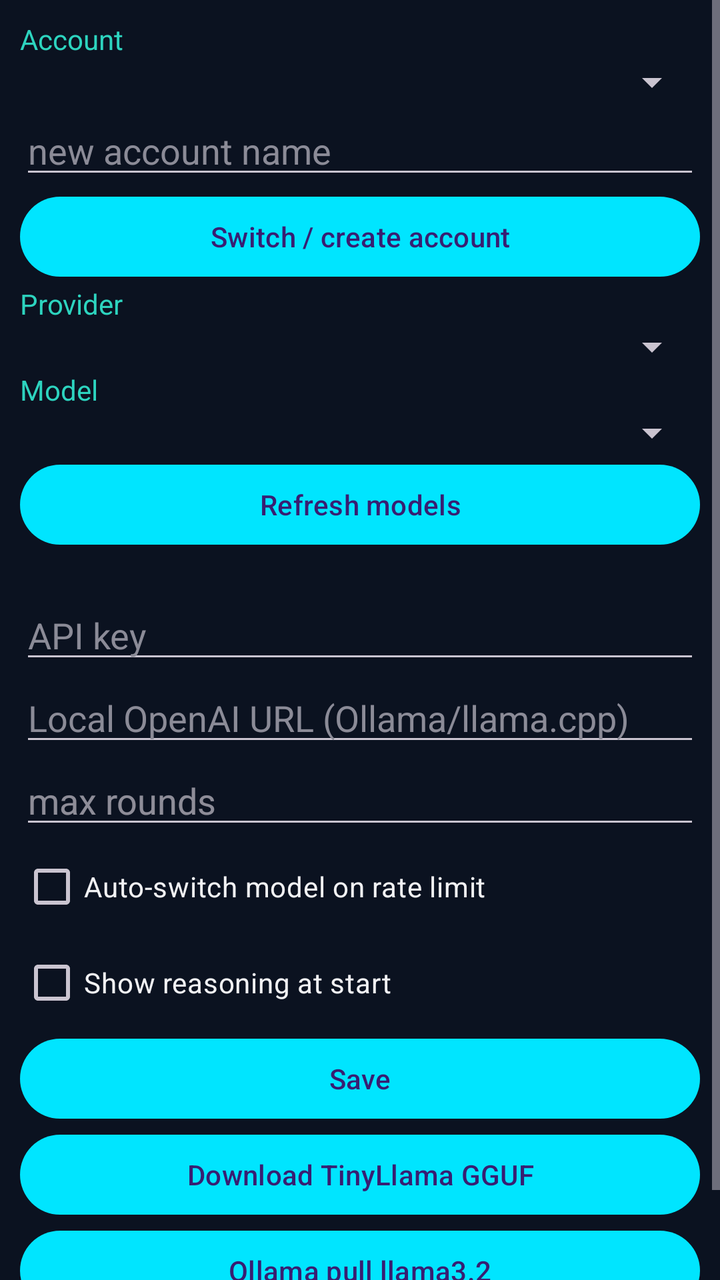
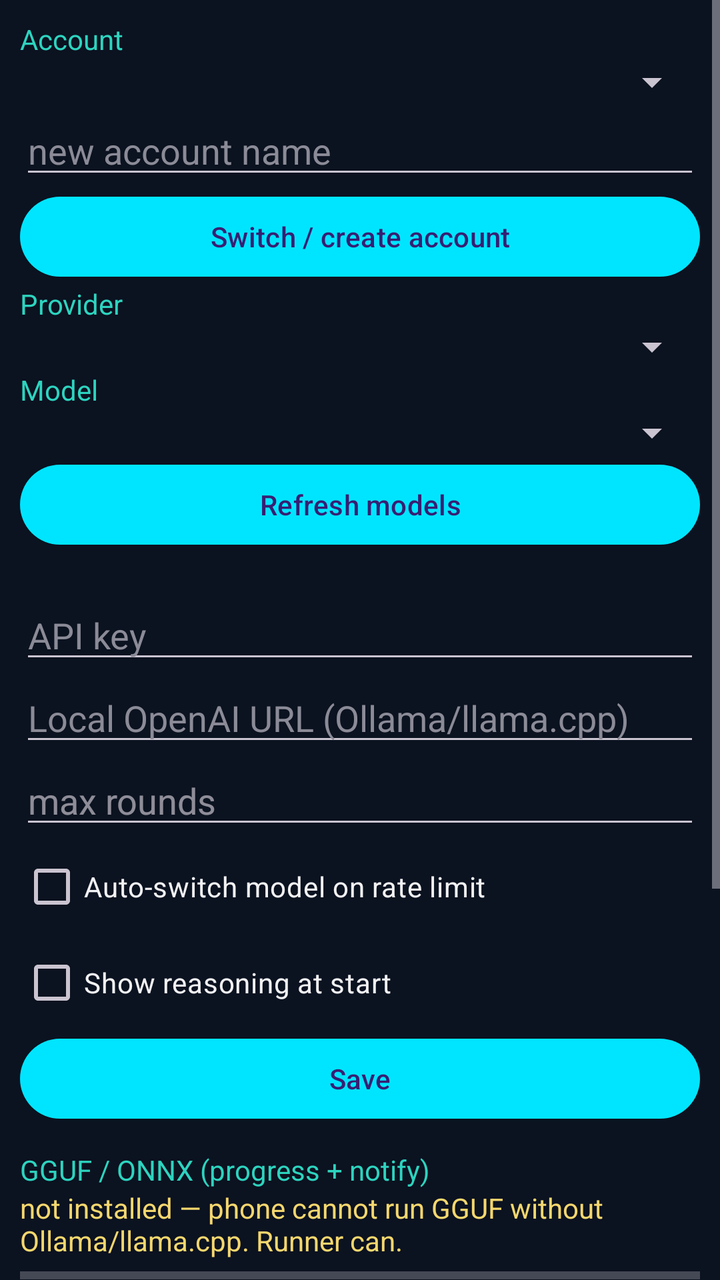

Compare the two renders of this Android layout. The source of the first and the diff that turns it into the second are given below.
<!-- AndroidManifest.xml: application theme Theme.AndroIDE -->
<!-- res/layout/tab_settings.xml -->
<?xml version="1.0" encoding="utf-8"?>
<ScrollView xmlns:android="http://schemas.android.com/apk/res/android"
    android:layout_width="match_parent"
    android:layout_height="match_parent">
    <LinearLayout android:orientation="vertical" android:padding="10dp" android:layout_width="match_parent" android:layout_height="wrap_content">

        <TextView android:text="Account" android:textColor="@color/accent" android:layout_width="wrap_content" android:layout_height="wrap_content" />
        <Spinner android:id="@+id/accountSpin" android:layout_width="match_parent" android:layout_height="wrap_content" />
        <EditText android:id="@+id/newAccount" android:hint="new account name" android:textColor="@color/text" android:textColorHint="@color/muted" android:layout_width="match_parent" android:layout_height="wrap_content" />
        <Button android:id="@+id/btnAddAccount" android:text="Switch / create account" android:layout_width="match_parent" android:layout_height="wrap_content" />

        <TextView android:text="Provider" android:textColor="@color/accent" android:layout_width="wrap_content" android:layout_height="wrap_content" />
        <Spinner android:id="@+id/providerSpin" android:layout_width="match_parent" android:layout_height="wrap_content" />
        <TextView android:text="Model" android:textColor="@color/accent" android:layout_width="wrap_content" android:layout_height="wrap_content" />
        <Spinner android:id="@+id/modelSpin" android:layout_width="match_parent" android:layout_height="wrap_content" />
        <Button android:id="@+id/btnRefreshModels" android:text="Refresh models" android:layout_width="match_parent" android:layout_height="wrap_content" />

        <TextView android:id="@+id/keyHint" android:textColor="@color/muted" android:layout_width="match_parent" android:layout_height="wrap_content" />
        <EditText android:id="@+id/apiKey" android:hint="API key" android:inputType="textPassword" android:textColor="@color/text" android:textColorHint="@color/muted" android:layout_width="match_parent" android:layout_height="wrap_content" />

        <EditText android:id="@+id/localBase" android:hint="Local OpenAI URL (Ollama/llama.cpp)" android:textColor="@color/text" android:textColorHint="@color/muted" android:layout_width="match_parent" android:layout_height="wrap_content" />
        <EditText android:id="@+id/maxRounds" android:hint="max rounds" android:inputType="number" android:textColor="@color/text" android:layout_width="match_parent" android:layout_height="wrap_content" />
        <CheckBox android:id="@+id/autoRotate" android:text="Auto-switch model on rate limit" android:textColor="@color/text" android:layout_width="match_parent" android:layout_height="wrap_content" />
        <CheckBox android:id="@+id/showReason" android:text="Show reasoning at start" android:textColor="@color/text" android:layout_width="match_parent" android:layout_height="wrap_content" />

        <Button android:id="@+id/btnSaveKeys" android:text="Save" android:layout_width="match_parent" android:layout_height="wrap_content" />
        <Button android:id="@+id/btnDlTiny" android:text="Download TinyLlama GGUF" android:layout_width="match_parent" android:layout_height="wrap_content" />
        <Button android:id="@+id/btnOllama" android:text="Ollama pull llama3.2" android:layout_width="match_parent" android:layout_height="wrap_content" />
        <TextView android:id="@+id/setLog" android:textColor="@color/gold" android:layout_width="match_parent" android:layout_height="wrap_content" />
    </LinearLayout>
</ScrollView>
<!-- resources referenced by this layout -->
<resources>
  <color name="accent">#2DD4BF</color>
  <color name="gold">#F5D76E</color>
  <color name="muted">#8B8B97</color>
  <color name="text">#F2F2F4</color>
  <style name="Theme.AndroIDE" parent="Theme.Material3.Dark.NoActionBar">
          <item name="colorPrimary">#00E5FF</item>
          <item name="colorSecondary">#FFD54F</item>
          <item name="android:statusBarColor">#0B1220</item>
          <item name="android:navigationBarColor">#0B1220</item>
          <item name="android:windowBackground">#0B1220</item>
      </style>
</resources>

<!-- the commit's change to res/layout/tab_settings.xml (unified diff, before → after) -->
@@ -24,8 +24,14 @@
         <CheckBox android:id="@+id/showReason" android:text="Show reasoning at start" android:textColor="@color/text" android:layout_width="match_parent" android:layout_height="wrap_content" />
 
         <Button android:id="@+id/btnSaveKeys" android:text="Save" android:layout_width="match_parent" android:layout_height="wrap_content" />
+        <TextView android:text="GGUF / ONNX (progress + notify)" android:textColor="@color/accent" android:layout_width="wrap_content" android:layout_height="wrap_content" android:paddingTop="12dp" />
+        <TextView android:id="@+id/modelStatus" android:text="not installed — phone cannot run GGUF without Ollama/llama.cpp. Runner can." android:textColor="@color/gold" android:layout_width="match_parent" android:layout_height="wrap_content" />
+        <ProgressBar android:id="@+id/modelProg" style="?android:attr/progressBarStyleHorizontal" android:layout_width="match_parent" android:layout_height="wrap_content" android:max="100" />
         <Button android:id="@+id/btnDlTiny" android:text="Download TinyLlama GGUF" android:layout_width="match_parent" android:layout_height="wrap_content" />
-        <Button android:id="@+id/btnOllama" android:text="Ollama pull llama3.2" android:layout_width="match_parent" android:layout_height="wrap_content" />
+        <Button android:id="@+id/btnDlPhi" android:text="Download Phi-3 GGUF" android:layout_width="match_parent" android:layout_height="wrap_content" />
+        <Button android:id="@+id/btnUseLocal" android:text="Default: local / dummy key" android:layout_width="match_parent" android:layout_height="wrap_content" />
+        <Button android:id="@+id/btnBootRunner" android:text="Any account: create androide-runner + 6h GGUF" android:layout_width="match_parent" android:layout_height="wrap_content" />
+        <Button android:id="@+id/btnOllama" android:text="Ollama pull llama3.2 (if installed)" android:layout_width="match_parent" android:layout_height="wrap_content" />
         <TextView android:id="@+id/setLog" android:textColor="@color/gold" android:layout_width="match_parent" android:layout_height="wrap_content" />
     </LinearLayout>
 </ScrollView>
